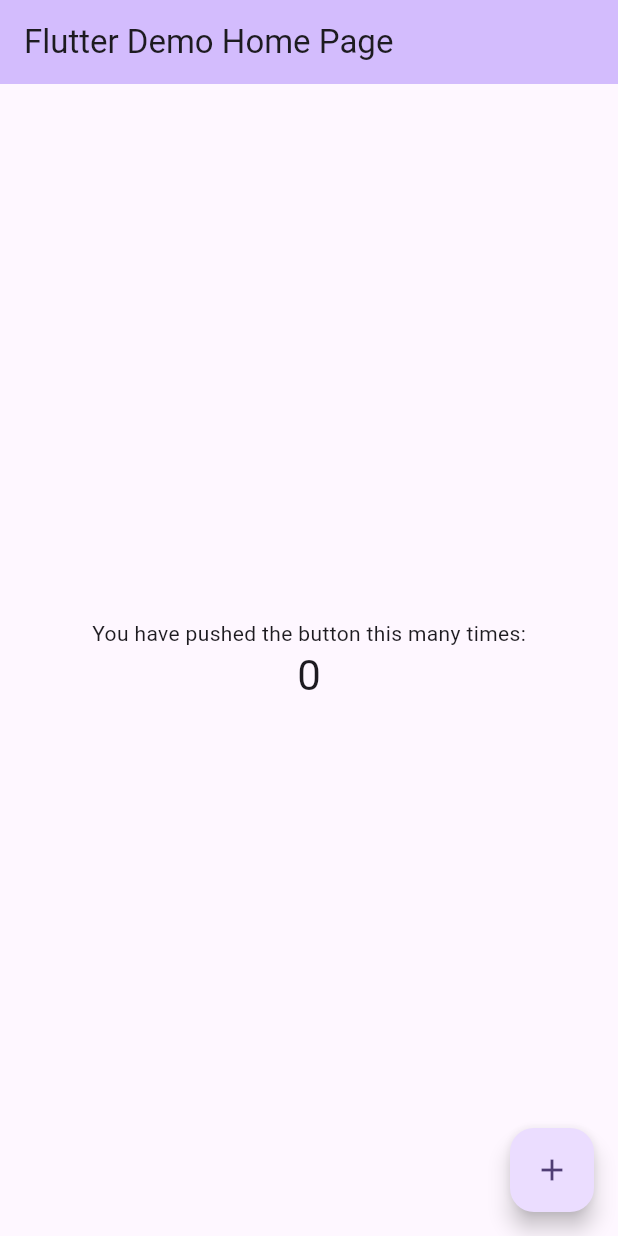
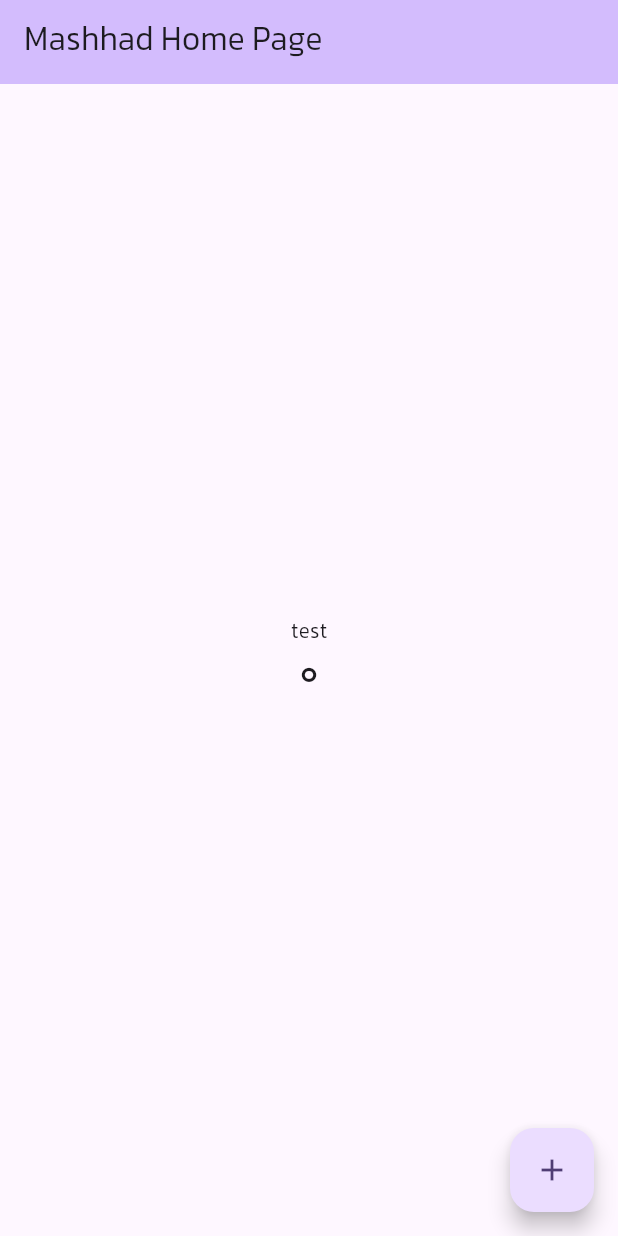
Before and after one commit to shahriaarrr/mashhad-metro, a Flutter app: the screen it shows after launch, on a phone screen of 412 x 824 dp. Run offline on Flutter 3.47's test engine with Material 3 defaults, Android fonts, the phone set to English and light mode, and no system bars.

Commit message:
add Arad font

```diff
--- a/lib/main.dart
+++ b/lib/main.dart
@@ -11,8 +11,9 @@
   @override
   Widget build(BuildContext context) {
     return MaterialApp(
-      title: 'Flutter Demo',
+      title: 'Mashhad Metro',
       theme: ThemeData(
+        fontFamily: "Arad",
         // This is the theme of your application.
         //
         // TRY THIS: Try running your application with "flutter run". You'll see
@@ -30,7 +31,8 @@
         // tested with just a hot reload.
         colorScheme: ColorScheme.fromSeed(seedColor: Colors.deepPurple),
       ),
-      home: const MyHomePage(title: 'Flutter Demo Home Page'),
+      home: const MyHomePage(title: 'Mashhad Home Page'),
+      debugShowCheckedModeBanner: false,
     );
   }
 }
@@ -104,7 +106,7 @@
           // wireframe for each widget.
           mainAxisAlignment: MainAxisAlignment.center,
           children: <Widget>[
-            const Text('You have pushed the button this many times:'),
+            const Text("test"),
             Text(
               '$_counter',
               style: Theme.of(context).textTheme.headlineMedium,
```
Also changed, not shown: pubspec.yaml (+4 -6 lines), assets/fonts/AradFDVF.ttf (added).
